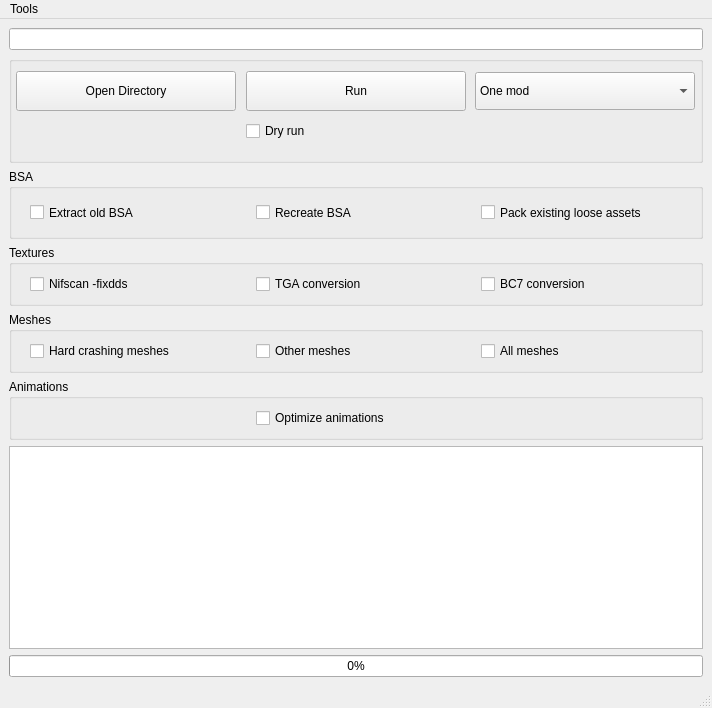
Before: the Qt Designer form mainwindow.ui in Guekka/cathedral-assets-optimizer, drawn with Qt 5.
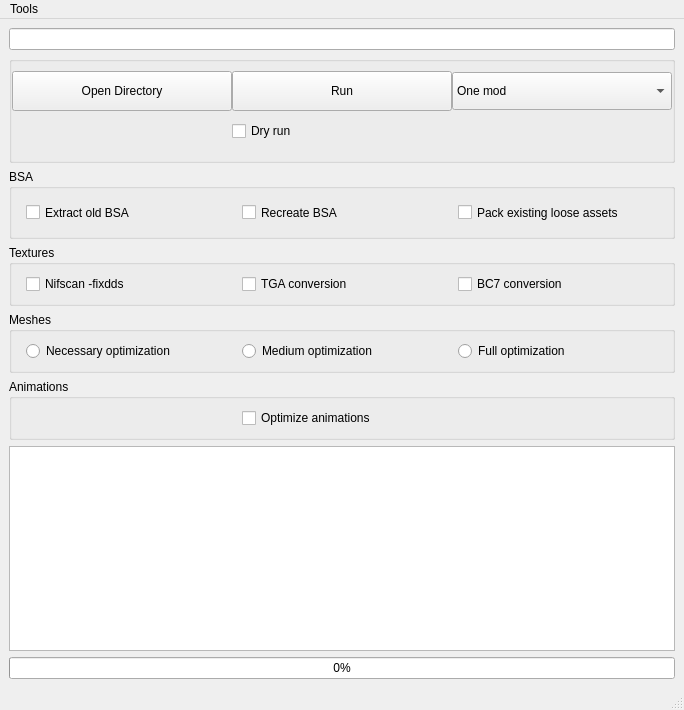
After: the same form once the commit is applied.

Commit message: Can now extract BSA without recreating them afterwards. Meshes optimization improvements.

What changed in the file:
```diff
--- a/mainwindow.ui
+++ b/mainwindow.ui
@@ -6,8 +6,8 @@
    <rect>
     <x>0</x>
     <y>0</y>
-    <width>712</width>
-    <height>708</height>
+    <width>684</width>
+    <height>710</height>
    </rect>
   </property>
   <property name="sizePolicy">
@@ -212,6 +212,9 @@
       <property name="title">
        <string>BSA</string>
       </property>
+      <property name="flat">
+       <bool>true</bool>
+      </property>
       <layout class="QHBoxLayout" name="horizontalLayout">
        <item alignment="Qt::AlignHCenter">
         <widget class="QCheckBox" name="extractBsaCheckbox">
@@ -302,6 +305,9 @@
       <property name="title">
        <string>Textures</string>
       </property>
+      <property name="flat">
+       <bool>true</bool>
+      </property>
       <layout class="QHBoxLayout" name="horizontalLayout_2">
        <item alignment="Qt::AlignHCenter">
         <widget class="QCheckBox" name="nifscanTexturesCheckbox">
@@ -392,9 +398,12 @@
       <property name="title">
        <string>Meshes</string>
       </property>
+      <property name="flat">
+       <bool>true</bool>
+      </property>
       <layout class="QHBoxLayout" name="horizontalLayout_3">
        <item alignment="Qt::AlignHCenter">
-        <widget class="QCheckBox" name="HardCrashingNifCheckbox">
+        <widget class="QRadioButton" name="necessaryMeshesOptimizationRadioButton">
          <property name="sizePolicy">
           <sizepolicy hsizetype="Fixed" vsizetype="Fixed">
            <horstretch>0</horstretch>
@@ -414,12 +423,12 @@
           <string>&lt;html&gt;&lt;head/&gt;&lt;body&gt;&lt;p&gt;Strongly Recommended. Attempts to repair which are guaranteed to crash the game. &lt;/p&gt;&lt;/body&gt;&lt;/html&gt;</string>
          </property>
          <property name="text">
-          <string>Hard crashing meshes</string>
+          <string>Necessary optimization</string>
          </property>
         </widget>
        </item>
        <item alignment="Qt::AlignHCenter">
-        <widget class="QCheckBox" name="otherMeshesCheckBox">
+        <widget class="QRadioButton" name="mediumMeshesOptimizationRadioButton">
          <property name="sizePolicy">
           <sizepolicy hsizetype="Fixed" vsizetype="Fixed">
            <horstretch>0</horstretch>
@@ -439,12 +448,12 @@
           <string>&lt;html&gt;&lt;head/&gt;&lt;body&gt;&lt;p&gt;Optimizes typically non-crashing meshes. This may fix some visual issues, but also lowers quality. &lt;/p&gt;&lt;/body&gt;&lt;/html&gt;</string>
          </property>
          <property name="text">
-          <string>Other meshes</string>
+          <string>Medium optimization</string>
          </property>
         </widget>
        </item>
        <item alignment="Qt::AlignHCenter">
-        <widget class="QCheckBox" name="allMeshesCheckbox">
+        <widget class="QRadioButton" name="fullMeshesOptimizationRadioButton">
          <property name="sizePolicy">
           <sizepolicy hsizetype="Fixed" vsizetype="Fixed">
            <horstretch>0</horstretch>
@@ -464,7 +473,7 @@
           <string>&lt;html&gt;&lt;head/&gt;&lt;body&gt;&lt;p&gt;Not recommended. Optimize all meshes. Only apply if standard mesh optimization ignored necessary files.&lt;/p&gt;&lt;/body&gt;&lt;/html&gt;</string>
          </property>
          <property name="text">
-          <string>All meshes</string>
+          <string>Full optimization</string>
          </property>
         </widget>
        </item>
@@ -485,8 +494,11 @@
       <property name="title">
        <string>Animations</string>
       </property>
+      <property name="flat">
+       <bool>true</bool>
+      </property>
       <layout class="QHBoxLayout" name="horizontalLayout_4">
-       <item alignment="Qt::AlignHCenter">
+       <item>
         <widget class="QCheckBox" name="animOptCheckbox">
          <property name="sizePolicy">
           <sizepolicy hsizetype="Fixed" vsizetype="Expanding">
@@ -532,7 +544,7 @@
     <rect>
      <x>0</x>
      <y>0</y>
-     <width>712</width>
+     <width>684</width>
      <height>20</height>
     </rect>
    </property>
```
Left out of the diff: 10 changed lines with no effect on the pictures. The commit also changes 5 other files.
